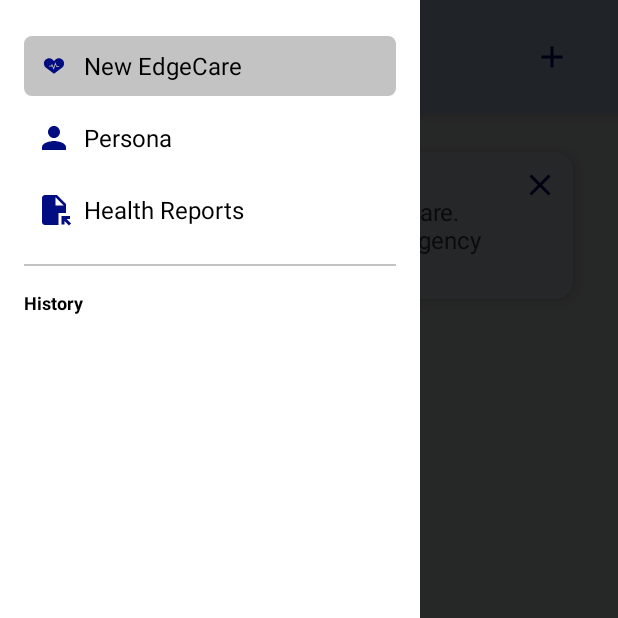
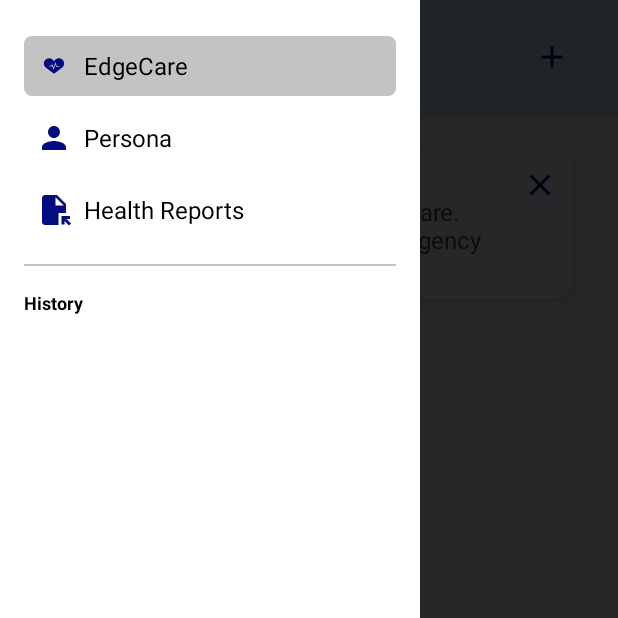
Before and after one commit to EdgeCare/EdgeCare-Mobile, an Android app: the MainContentFragment screen opened directly, with no data from a screen before it, with the side drawer open, on a phone screen of 412 x 824 dp, the top half of it. Run offline under Robolectric (Android 15) with nearby library versions, the phone set to English and light mode, and no system bars; libraries missing offline, so code that uses them is left out: io.objectbox, io.objectbox.kotlin; 10 statements that could not run were skipped.

```diff
--- a/app/src/main/res/values/strings.xml
+++ b/app/src/main/res/values/strings.xml
@@ -4,7 +4,7 @@
     <string name="createNewAccount">Create New Account</string>
     <string name="welcomeMessage">Welcome!</string>
     <string name="input_text_hint">Type a message</string>
-    <string name="new_edge_care">New EdgeCare</string>
+    <string name="new_edge_care">EdgeCare</string>
     <string name="persona">Persona</string>
     <string name="health_reports">Health Reports</string>
     <string name="history">History</string>
```
Also changed, not shown: app/src/main/java/com/example/edgecare/fragments/MainContentFragment.kt (+13 -8 lines).
